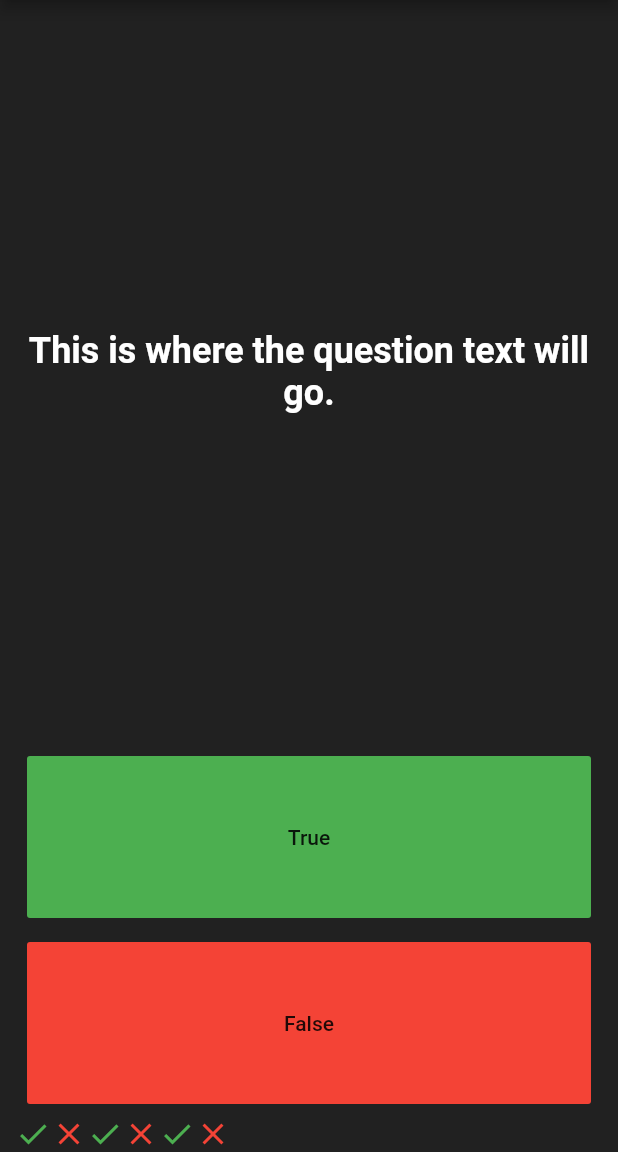
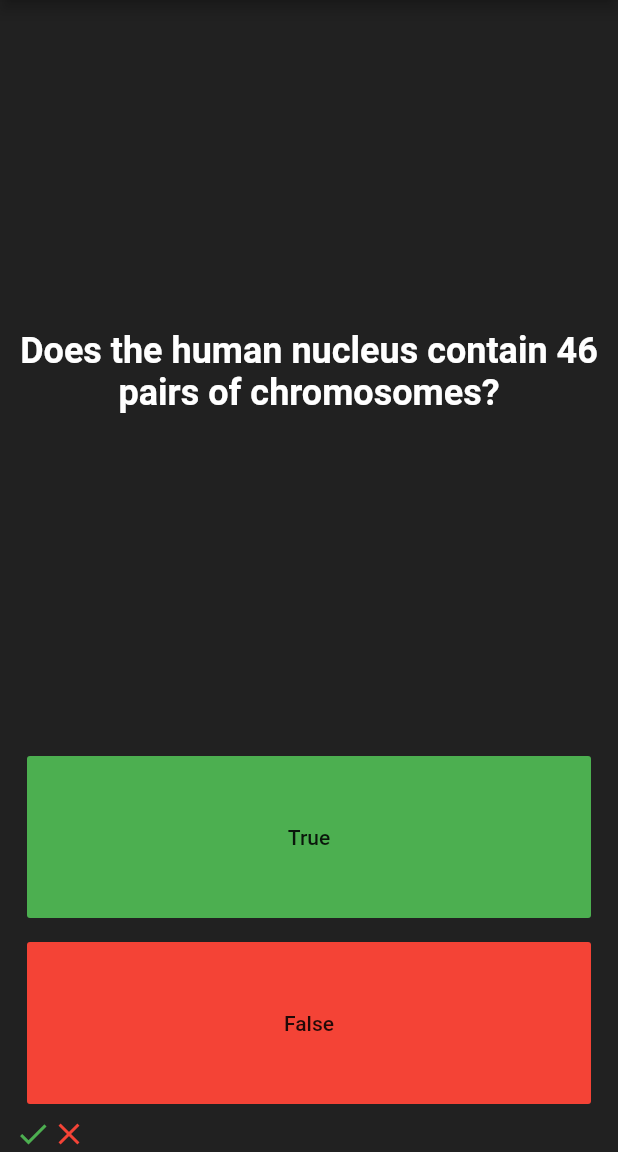
Before and after one commit to ghulam-rasool-dev/quizzler, a Flutter app: the screen it shows after launch, after a tap on "True", after a tap on "False", on a phone screen of 412 x 824 dp, the part 84-1236 px from its top. Run offline on Flutter 3.47's test engine with Material 2 defaults, Android fonts, the phone set to English and light mode, and no system bars.

Commit message:
adding questions

```diff
--- a/lib/main.dart
+++ b/lib/main.dart
@@ -29,23 +29,12 @@ class QuizPage extends StatefulWidget {
 }
 
 class _QuizPageState extends State<QuizPage> {
-  List<Icon> icon = [
-    Icon(
-      Icons.check,
-      color: Colors.green,
-    ),
-    Icon(
-      Icons.close,
-      color: Colors.red,
-    ),
-    Icon(
-      Icons.check,
-      color: Colors.green,
-    ),
-    Icon(
-      Icons.close,
-      color: Colors.red,
-    )
+  int question=0;
+  List<Icon> icon = [];
+  List<String> questions=[
+    'Crocodiles do not have sweat glands?',
+    'Deficiency of Vitamin B17 leads to cancer?',
+    'Does the human nucleus contain 46 pairs of chromosomes?',
   ];
   void addicon(int filter) {
     setState(() {
@@ -72,8 +61,7 @@ class _QuizPageState extends State<QuizPage> {
         Expanded(
           flex: 4,
           child: Center(
-            child: Text(
-              'This is where the question text will go.',
+            child: Text(questions[question],
               textAlign: TextAlign.center,
               style: TextStyle(
                   fontSize: 24,
@@ -89,6 +77,7 @@ class _QuizPageState extends State<QuizPage> {
               color: Colors.green,
               onPressed: () {
                 addicon(1);
+                question++;
               },
               child: Text("True"),
             ),
@@ -101,6 +90,7 @@ class _QuizPageState extends State<QuizPage> {
               color: Colors.red,
               onPressed: () {
                 addicon(2);
+                question++;
               },
               child: Text("False"),
             ),
```
